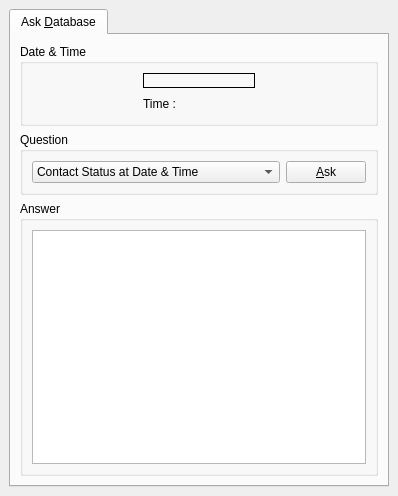
KDE/kopete, file plugins/statistics/statisticswidgetbase.ui: the form before one commit.
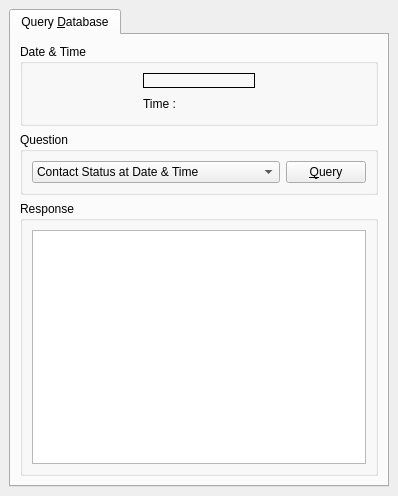
The form after the commit. Custom widgets are drawn as their Qt base class.

Patch:
```diff
--- a/plugins/statistics/statisticswidgetbase.ui
+++ b/plugins/statistics/statisticswidgetbase.ui
@@ -35,7 +35,7 @@
     <widget class="QTabWidget" name="tabWidget" >
      <widget class="QWidget" name="TabPage" >
       <attribute name="title" >
-       <string>Ask &amp;Database</string>
+       <string>Query &amp;Database</string>
       </attribute>
       <layout class="QVBoxLayout" >
        <property name="spacing" >
@@ -266,7 +266,7 @@
             <item>
              <widget class="QPushButton" name="askButton" >
               <property name="text" >
-               <string>&amp;Ask</string>
+               <string>&amp;Query</string>
               </property>
              </widget>
             </item>
@@ -278,7 +278,7 @@
        <item>
         <widget class="QGroupBox" name="groupBox" >
          <property name="title" >
-          <string>Answer</string>
+          <string>Response</string>
          </property>
          <layout class="QVBoxLayout" >
           <property name="spacing" >
```
